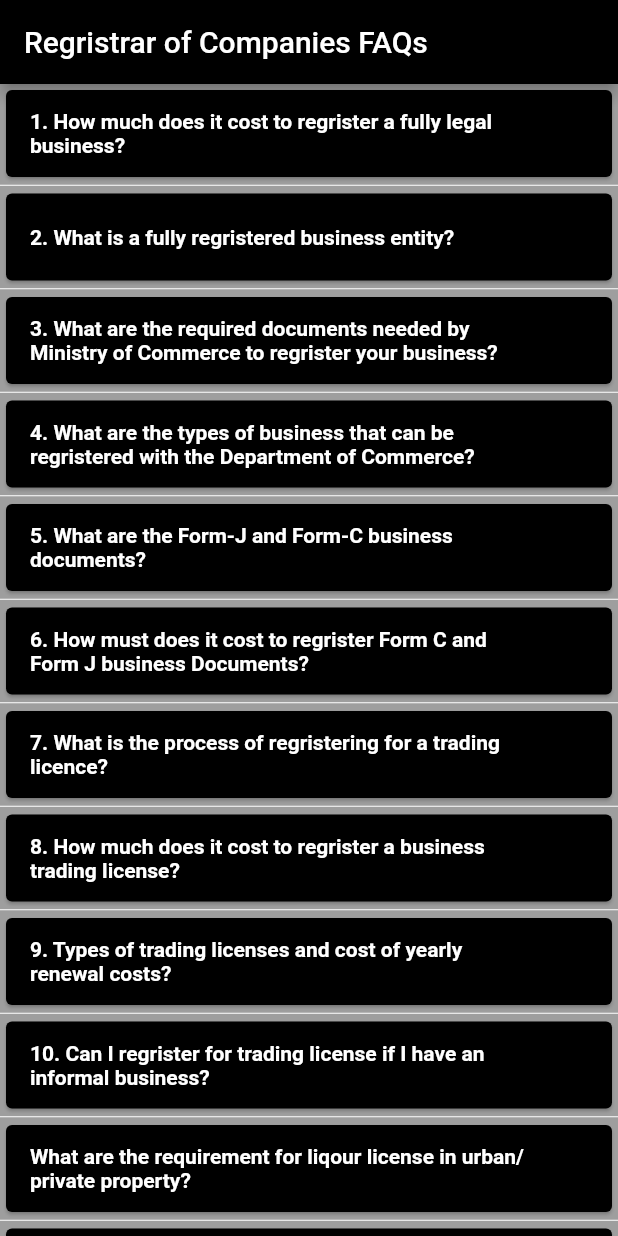
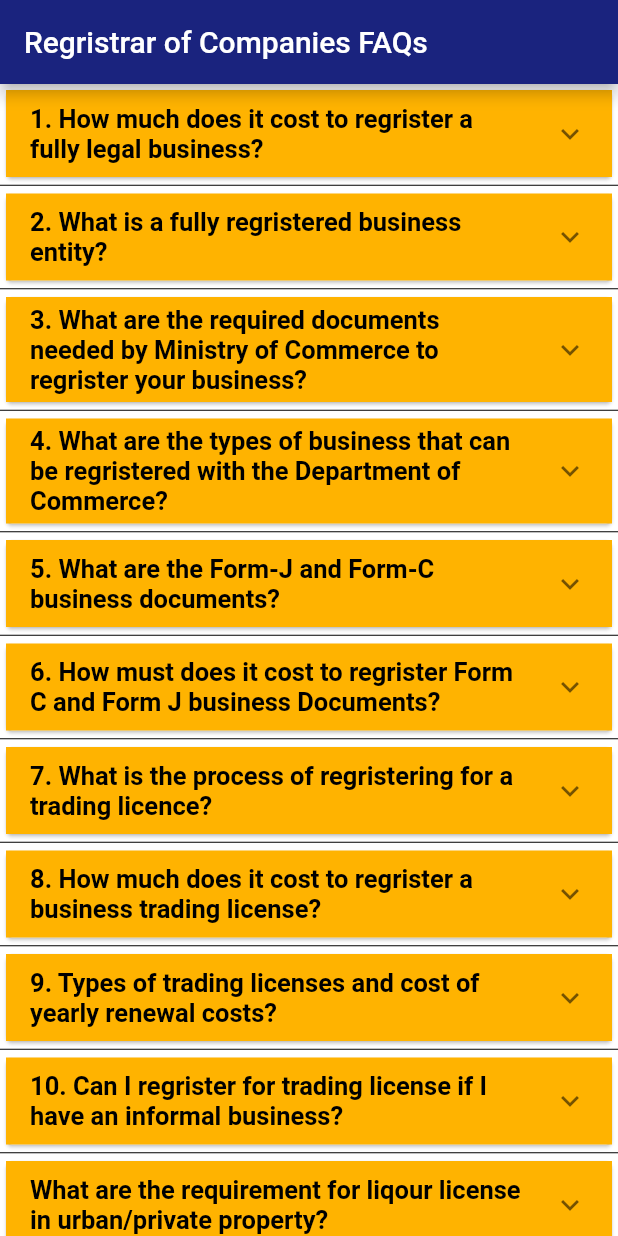
Before and after one commit to Fanelemenzi/Yati, a Flutter app: the screen it shows after launch, after a tap on "Regristrar of Companies", on a phone screen of 412 x 824 dp. Run offline on Flutter 3.47's test engine with Material 2 defaults, Android fonts, the phone set to English and light mode, and no system bars; our stand-ins replace google_nav_bar.

Commit message:
Addtion of NavBar, Styling of welcome page and styling of department page with color scheme

```diff
--- a/lib/welcome_page.dart
+++ b/lib/Screens/welcome_page.dart
@@ -1,3 +1,6 @@
+import 'package:YATI/Screens/about.dart';
+import 'package:YATI/Screens/most_used.dart';
+import 'package:YATI/Screens/profile.dart';
 import 'package:YATI/dep_pages/Ministry%20of%20Agriculture/vet_livestock_production.dart';
 import 'package:YATI/dep_pages/Ministry%20of%20Commerce/Cooperative_developement.dart';
 import 'package:YATI/dep_pages/Ministry%20of%20Commerce/Liquor_department.dart';
@@ -5,12 +8,38 @@ import 'package:YATI/dep_pages/Ministry%20of%20Home%20Affairs/home_affairs.dart'
 import 'package:YATI/dep_pages/Ministry%20of%20Commerce/regristrar_of_companies.dart';
 import 'package:YATI/dep_pages/Ministry%20of%20Labour/Industrial_and_Vacational_training.dart';
 import 'package:flutter/material.dart';
+import 'package:google_nav_bar/google_nav_bar.dart';
 
-import 'dep_pages/Deputy PM Office/Social_Welfare_Department.dart';
-import 'dep_pages/Ministry of Labour/scholarship.dart';
+import '../dep_pages/Deputy PM Office/Social_Welfare_Department.dart';
+import '../dep_pages/Ministry of Labour/scholarship.dart';
 
-class WelcomePage extends StatelessWidget {
+class WelcomePage extends StatefulWidget {
   WelcomePage({Key? key}) : super(key: key);
+
+  @override
+  State<WelcomePage> createState() => _WelcomePageState();
+}
+
+class _WelcomePageState extends State<WelcomePage> {
+  //this selected index is to control the bottom nav bar
+          int _selectedIndex = 0;
+
+        //this method will update our selected index
+          void navigateBottomBar(int index){
+            setState(() {
+              _selectedIndex= index;
+            });
+          }
+
+
+            //Pages to display
+          final List<Widget> _pages = [
+           WelcomePage(),
+           AboutPage(),
+           MostUsedPage(),
+           ProfilePage()
+
+          ];
 
   final departments = [
     "Regristrar of Companies",
@@ -31,6 +60,7 @@ class WelcomePage extends StatelessWidget {
     const Icon(Icons.open_in_new),
     const Icon(Icons.open_in_new),
   ];
+
   final ministries = [
     "Ministry of Commerce Industry & Trade",
     "Ministry of Home Affairs",
@@ -46,12 +76,47 @@ class WelcomePage extends StatelessWidget {
   @override
   Widget build(BuildContext context) {
     return Scaffold(
+      bottomNavigationBar: Container(
+        color: Colors.indigo.shade900,
+        child: Padding(
+          padding: const EdgeInsets.symmetric(horizontal: 10, vertical: 5),
+          child: GNav(
+            backgroundColor: Colors.indigo.shade900,
+            color: Colors.white,
+            activeColor:Colors.white,
+            tabBackgroundColor: Colors.amber.shade700,
+            gap: 8,
+            onTabChange: (index) {
+
+            },
+            padding: EdgeInsets.all(16),
+            tabs: const [
+                GButton(icon: Icons.home,
+                text: "Home",
+                ),
+                GButton(icon: Icons.list,
+                text: "Most Used",
+                ),
+                GButton(icon: Icons.info,
+                text: "About"
+                ),
+                GButton(icon: Icons.person,
+                text: "Profile"
+                )
+            ]
+          ),
+        ),
+      ),
       appBar: AppBar(
-        backgroundColor: Colors.grey.shade900,
-        title: const Text("Government Departments"),
+        backgroundColor: Colors.indigo.shade900,
+        title: const Text("Government Departments",
+        style: TextStyle(
+          fontSize: 20,
+        ),
+        ),
       ),
       drawer: Drawer(
-        backgroundColor: Colors.black,
+        backgroundColor: Colors.indigo.shade900,
         child: Column(
           mainAxisAlignment: MainAxisAlignment.spaceBetween,
           children:[
@@ -114,7 +179,10 @@ class WelcomePage extends StatelessWidget {
                 isExpanded: true,
                 iconEnabledColor: Colors.white,
                 hint:  Text(
-                  "Select A department"
+                  "Select a department",
+                  style: TextStyle(
+                    color: Colors.white
+                  ),
                 ),
                 items:<String>[
                   'Home Affairs/Civil Regristration',
@@ -128,7 +196,13 @@ class WelcomePage extends StatelessWidget {
                   ].map((String value){
                   return DropdownMenuItem(
                     value: value,
-                    child: Text(value),
+                    child: Text(value,
+                    style: TextStyle(
+                      color: Colors.black,
+                      fontWeight: FontWeight.bold,
+                      fontSize: 17
+                    ),
+                    ),
                 );
                 }
                 ).toList(),
@@ -192,15 +266,19 @@ class WelcomePage extends StatelessWidget {
                 return GestureDetector(
                     child: Card(
                         child: ListTile(
-                            tileColor: Colors.black,
+                            tileColor: Colors.amber.shade700,
 
                             title: Text(
                               departments[index],
-                              style: TextStyle(color: Colors.white),
+                              style: TextStyle(color: Colors.black,
+                              fontSize: 17, fontWeight: FontWeight.bold
+                              ),
                             ),
                             subtitle: Text(
                               ministries[index],
-                              style: TextStyle(color: Colors.grey),
+                              style: TextStyle(color: Colors.black,
+                              fontSize: 15,
+                              ),
                             ),
                             onTap: () {
                               if (currentItem == "Regristrar of Companies") {
@@ -257,7 +335,7 @@ class WelcomePage extends StatelessWidget {
           const SizedBox(height: 10,),
 
           Text(
-            "Choose The Department",
+            "Choose a Department",
             style: TextStyle(
               fontSize: 30,
               fontWeight: FontWeight.bold
@@ -271,13 +349,18 @@ class WelcomePage extends StatelessWidget {
            padding:  EdgeInsets.only(left: 5, right: 5, top: 0, bottom: 0),
             child: Container(
               decoration: BoxDecoration(
-                color: Colors.white
+                color: Colors.amber.shade700
               ),
               child: DropdownButton<String>(
-                dropdownColor: Colors.grey.shade500,
+                dropdownColor: Colors.white,
                 isExpanded: true,
                 hint:  Text(
-                  "Select A department"
+                  "Select a department",
+                  style: TextStyle(
+                    color: Colors.black,
+                    fontWeight: FontWeight.bold,
+                    fontSize: 17
+                  ),
                 ),
                 items:<String>[
                   'Home Affairs/Civil Regristration',
@@ -291,7 +374,13 @@ class WelcomePage extends StatelessWidget {
                   ].map((String value){
                   return DropdownMenuItem(
                     value: value,
-                    child: Text(value),
+                    child: Text(value,
+                    style: TextStyle(
+                      color: Colors.black,
+                      fontWeight: FontWeight.bold,
+                      fontSize: 17
+                    ),
+                    ),
                 );
                 }
                 ).toList(),
@@ -305,7 +394,6 @@ class WelcomePage extends StatelessWidget {
           )
         ],
       ),
-
     );
   }
 }
--- a/lib/dep_pages/Ministry of Commerce/regristrar_of_companies.dart
+++ b/lib/dep_pages/Ministry of Commerce/regristrar_of_companies.dart
@@ -62,7 +62,7 @@ class RegristrarCompanies extends StatelessWidget {
         child: Scaffold(
           appBar: AppBar(
             automaticallyImplyLeading: false,
-            backgroundColor: Colors.black,
+            backgroundColor: Colors.indigo.shade900,
             title: Text("Regristrar of Companies FAQs"),
           ),
         body: ListView.separated(
@@ -71,16 +71,17 @@ class RegristrarCompanies extends StatelessWidget {
             final question = questions[index] ['question'];
             final answer = questions[index] ['answer'];
               return Card(
-                color: Colors.black,
+                color: Colors.white,
                 child: ExpansionTile(
-                  backgroundColor: Colors.black,
+                  collapsedBackgroundColor: Colors.amber.shade600,
+                  collapsedTextColor: Colors.black,
                    title: Text(question!, style: const TextStyle(
-                    fontSize: 14, fontWeight: FontWeight.bold, color: Colors.white ),),
+                    fontSize: 17, fontWeight: FontWeight.bold, color: Colors.black ),),
                 children: [
                      Padding (
                         padding: const EdgeInsets.all(8.0),
                         child: Text(answer!, style: const TextStyle(
-                            fontSize: 14, fontWeight: FontWeight.normal, color: Colors.white
+                            fontSize: 16, fontWeight: FontWeight.normal, color: Colors.black
                         ),
                         ),
                       )
@@ -88,7 +89,7 @@ class RegristrarCompanies extends StatelessWidget {
                 ),
                 );
           },
-          separatorBuilder:  (BuildContext context, int index)=>const Divider(height: 3, color: Colors.white,),
+          separatorBuilder:  (BuildContext context, int index)=>const Divider(height: 3, color: Colors.black,),
           ),
         ),
     );
--- a/lib/main.dart
+++ b/lib/main.dart
@@ -8,14 +8,16 @@ import 'package:YATI/dep_pages/Ministry%20of%20Home%20Affairs/home_affairs.dart'
 import 'package:YATI/dep_pages/Ministry%20of%20Labour/Industrial_and_Vacational_training.dart';
 import 'package:YATI/dep_pages/Ministry%20of%20Labour/scholarship.dart';
 import 'package:YATI/opening_screen.dart';
-import 'package:YATI/welcome_page.dart';
+import 'package:YATI/Screens/welcome_page.dart';
 import 'package:flutter/material.dart';
+import 'package:flutter/services.dart';
 
 
 
 
 void main() {
   runApp(MyApp() );
+  SystemChrome.setEnabledSystemUIOverlays([]);
 }
 
 class MyApp extends StatelessWidget {
@@ -24,7 +26,7 @@ class MyApp extends StatelessWidget {
     return MaterialApp(
       debugShowCheckedModeBanner: false,
       theme: ThemeData(
-        scaffoldBackgroundColor: Colors.grey.shade500
+        scaffoldBackgroundColor: Colors.white
       ),
       home: SplashScreen(),
       routes: {
--- a/lib/opening_screen.dart
+++ b/lib/opening_screen.dart
@@ -1,5 +1,6 @@
 
-import 'package:YATI/welcome_page.dart';
+import 'package:YATI/Screens/welcome_page.dart';
+import 'package:YATI/navigation_bar.dart';
 import 'package:flutter/material.dart';
 import 'package:flutter/services.dart';
 
--- a/pubspec.yaml
+++ b/pubspec.yaml
@@ -53,6 +53,8 @@ dev_dependencies:
   cupertino_icons: ^1.0.2
   google_fonts: ^3.0.1
   ionicons: ^0.2.1
+  provider: ^6.1.1
+  google_nav_bar: ^5.0.6
 
 flutter_icons:
   andriod: true
```
Also changed, not shown: lib/Screens/about.dart (added, +12 -0 lines), lib/Screens/most_used.dart (added, +12 -0 lines), lib/Screens/profile.dart (added, +12 -0 lines), lib/dep_pages/Deputy PM Office/Social_Welfare_Department.dart (+7 -5 lines), lib/dep_pages/Ministry of Agriculture/vet_livestock_production.dart (+6 -4 lines), lib/dep_pages/Ministry of Commerce/Cooperative_developement.dart (+6 -4 lines), lib/dep_pages/Ministry of Commerce/Liquor_department.dart (+6 -5 lines), lib/dep_pages/Ministry of Home Affairs/home_affairs.dart (+6 -4 lines), lib/dep_pages/Ministry of Labour/Industrial_and_Vacational_training.dart (+6 -4 lines), lib/dep_pages/Ministry of Labour/scholarship.dart (+6 -4 lines), lib/navigation_bar.dart (+1 -15 lines), pubspec.lock.
